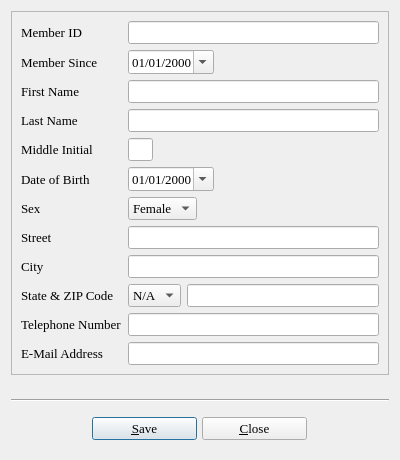
The window that userinfo.ui (textbrowser/biblioteq) describes before a commit, drawn with Qt 5.
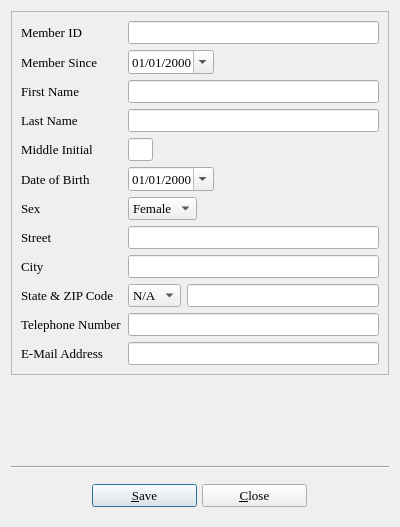
The same window after the commit. Icons and pictures are not drawn.

The edit to the form file:
```diff
--- a/userinfo.ui
+++ b/userinfo.ui
@@ -6,7 +6,7 @@
     <x>0</x>
     <y>0</y>
     <width>400</width>
-    <height>460</height>
+    <height>527</height>
    </rect>
   </property>
   <property name="minimumSize" >
```
Left out of the diff: 4 changed lines with no effect on the pictures.
